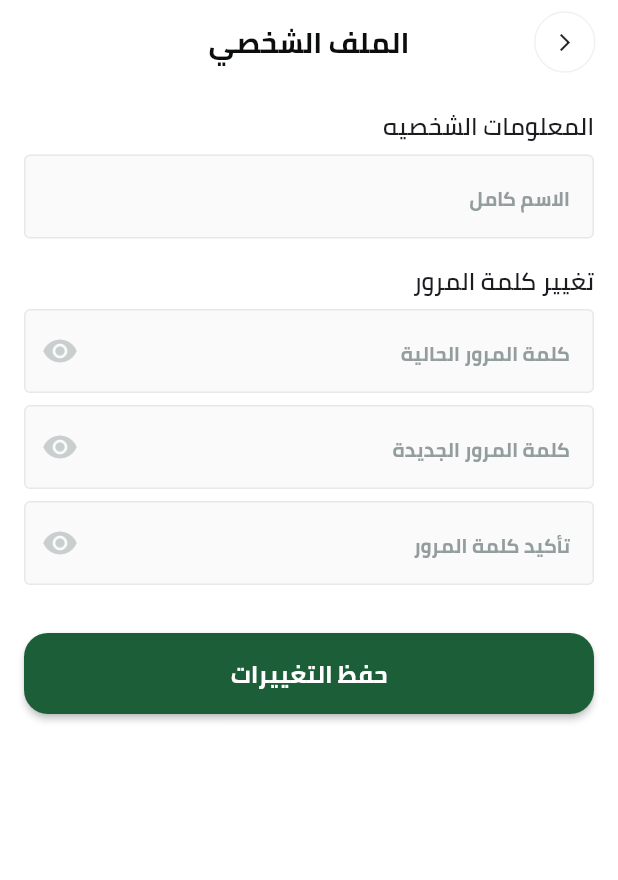
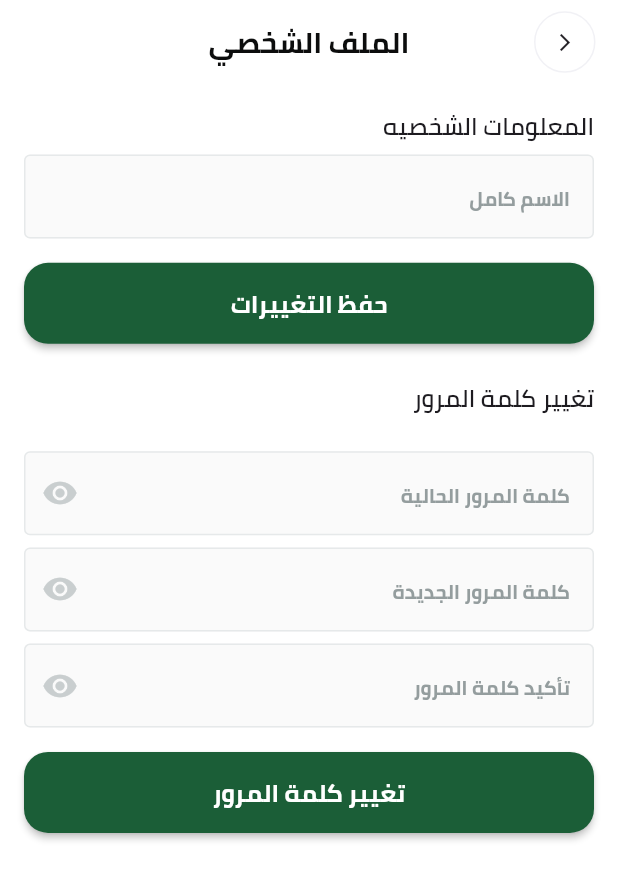
Before and after one commit to AhmedHussein1000/fruit_hub, a Flutter app: the PersonalInfoScreen screen opened directly, on a phone screen of 412 x 824 dp. Shown: the top 880 px of the screen. Run offline on Flutter 3.47's test engine with Material 3 defaults, Android fonts, the phone set to English and light mode, and no system bars; our stand-ins replace cached_network_image, carousel_slider, cloud_firestore, dartz, device_preview, dots_indicator and 17 more; missing offline and left inert: flutter_facebook_auth, flutter_paypal_payment; accounts and stored records are empty; project files that could hold a hidden picture were left out.

Commit message:
Updated profile information screen
-Created button for profile edits and another for change password

```diff
--- a/lib/core/models/product_model.dart
+++ b/lib/core/models/product_model.dart
@@ -16,7 +16,7 @@ class ProductModel {
   final num avgRating;
   final num ratingCount = 0;
   final List<ReviewModel> reviews;
-  final num sellingCount;
+  final num? sellingCount;
   ProductModel(
       {required this.name,
       required this.code,
@@ -25,7 +25,7 @@ class ProductModel {
       required this.numberOfCalories,
       required this.avgRating,
       required this.unitAmount,
-      required this.sellingCount,
+      this.sellingCount = 20,
       required this.reviews,
       required this.price,
       required this.isOrganic,
--- a/lib/features/profile/presentation/controller/personal_info_cubit/personal_info_state.dart
+++ b/lib/features/profile/presentation/controller/personal_info_cubit/personal_info_state.dart
@@ -1,27 +1,45 @@
 part of 'personal_info_cubit.dart';
 
-abstract class PersonalInfoState extends Equatable {
+sealed class PersonalInfoState extends Equatable {
   const PersonalInfoState();
 
   @override
   List<Object> get props => [];
 }
 
-class PersonalInfoInitial extends PersonalInfoState {}
+final class PersonalInfoInitial extends PersonalInfoState {}
 
-class PersonalInfoLoading extends PersonalInfoState {}
+// Profile update states
+final class ProfileUpdateLoading extends PersonalInfoState {}
 
-class PersonalInfoSuccess extends PersonalInfoState {
+final class ProfileUpdateSuccess extends PersonalInfoState {
   final UserEntity userEntity;
 
- const PersonalInfoSuccess({required this.userEntity});
+  const ProfileUpdateSuccess({required this.userEntity});
+
+  @override
+  List<Object> get props => [userEntity];
 }
 
-class PersonalInfoError extends PersonalInfoState {
+final class ProfileUpdateError extends PersonalInfoState {
   final String message;
 
-  const PersonalInfoError({required this.message});
+  const ProfileUpdateError({required this.message});
 
   @override
   List<Object> get props => [message];
 }
+
+// Password change states
+final class PasswordChangeLoading extends PersonalInfoState {}
+
+final class PasswordChangeSuccess extends PersonalInfoState {}
+
+final class PasswordChangeError extends PersonalInfoState {
+  final String message;
+
+  const PasswordChangeError({required this.message});
+
+  @override
+  List<Object> get props => [message];
+}
--- a/lib/features/profile/presentation/screens/personal_info_screen.dart
+++ b/lib/features/profile/presentation/screens/personal_info_screen.dart
@@ -1,15 +1,13 @@
 import 'package:flutter/material.dart';
-import 'package:flutter_bloc/flutter_bloc.dart';
-import 'package:fruit_hub/core/functions/show_toast.dart';
+import 'package:flutter_screenutil/flutter_screenutil.dart';
 import 'package:fruit_hub/core/functions/user_functions/get_cached_user.dart';
-import 'package:fruit_hub/core/helpers/extensions.dart';
 import 'package:fruit_hub/core/themes/styles.dart';
-import 'package:fruit_hub/core/widgets/custom_button.dart';
-import 'package:fruit_hub/core/widgets/custom_circle_progress_indicator.dart';
+
 import 'package:fruit_hub/core/widgets/custom_leading_button.dart';
 import 'package:fruit_hub/core/widgets/custom_password_text_field.dart';
 import 'package:fruit_hub/core/widgets/custom_text_form_field.dart';
-import 'package:fruit_hub/features/profile/presentation/controller/personal_info_cubit/personal_info_cubit.dart';
+import 'package:fruit_hub/features/profile/presentation/screens/widgets/change_password_button_bloc_consumer.dart';
+import 'package:fruit_hub/features/profile/presentation/screens/widgets/update_profile_button_bloc_consumer.dart';
 import 'package:fruit_hub/generated/l10n.dart';
 
 class PersonalInfoScreen extends StatefulWidget {
@@ -20,7 +18,8 @@ class PersonalInfoScreen extends StatefulWidget {
 }
 
 class _PersonalInfoScreenState extends State<PersonalInfoScreen> {
-  final _formKey = GlobalKey<FormState>();
+  final _profileFormKey = GlobalKey<FormState>();
+  final _passwordFormKey = GlobalKey<FormState>();
   final _nameController = TextEditingController();
   final _currentPasswordController = TextEditingController();
   final _newPasswordController = TextEditingController();
@@ -61,8 +60,6 @@ class _PersonalInfoScreenState extends State<PersonalInfoScreen> {
       body: SingleChildScrollView(
         child: Padding(
           padding: const EdgeInsets.all(16.0),
-          child: Form(
-            key: _formKey,
           child: Column(
             crossAxisAlignment: CrossAxisAlignment.start,
             children: [
@@ -71,105 +68,66 @@ class _PersonalInfoScreenState extends State<PersonalInfoScreen> {
                 style: Styles.font16SemiBold,
               ),
               const SizedBox(height: 8),
+              Form(
+                key: _profileFormKey,
+                child: Column(
+                  children: [
                     CustomTextFormField(
                       controller: _nameController,
                       hintText: S.of(context).fullName,
                       keyboardType: TextInputType.name,
                     ),
-                const SizedBox(height: 16),
+                    SizedBox(height: 16.h),
+                    UpdateProfileButtonBlocConsumer(
+                      formKey: _profileFormKey,
+                      nameController: _nameController,
+                    ),
+                  ],
+                ),
+              ),
+              SizedBox(height: 24.h),
               Text(
                 S.of(context).change_password,
                 style: Styles.font16SemiBold,
               ),
               const SizedBox(height: 8),
+              Form(
+                key: _passwordFormKey,
+                child: Column(
+                  crossAxisAlignment: CrossAxisAlignment.start,
+                  children: [
+                    SizedBox(height: 16.h),
                     CustomPasswordTextField(
                       valueNotifierIsObscure: _currentPasswordObscure,
                       controller: _currentPasswordController,
                       hintText: S.of(context).current_password,
                     ),
-                const SizedBox(height: 8),
+                    SizedBox(height: 8.h),
                     CustomPasswordTextField(
                       valueNotifierIsObscure: _newPasswordObscure,
                       controller: _newPasswordController,
                       hintText: S.of(context).new_password,
                     ),
-                const SizedBox(height: 8),
+                    SizedBox(height: 8.h),
                     CustomPasswordTextField(
                       valueNotifierIsObscure: _confirmPasswordObscure,
                       controller: _confirmPasswordController,
                       hintText: S.of(context).confirm_password,
                     ),
-                const SizedBox(height: 32),
-                UpdateProfileButtonBlocConsumer(
-                    formKey: _formKey,
-                    nameController: _nameController,
+                    SizedBox(height: 16.h),
+                    ChangePasswordButtonBlocConsumer(
+                      formKey: _passwordFormKey,
                       currentPasswordController: _currentPasswordController,
                       newPasswordController: _newPasswordController,
-                    confirmPasswordController: _confirmPasswordController),
-                const SizedBox(height: 16),
+                      confirmPasswordController: _confirmPasswordController,
+                    ),
                   ],
                 ),
+              )
+            ],
           ),
         ),
       ),
     );
   }
 }
-
-class UpdateProfileButtonBlocConsumer extends StatelessWidget {
-  const UpdateProfileButtonBlocConsumer({
-    super.key,
-    required GlobalKey<FormState> formKey,
-    required TextEditingController nameController,
-    required TextEditingController currentPasswordController,
-    required TextEditingController newPasswordController,
-    required TextEditingController confirmPasswordController,
-  })  : _formKey = formKey,
-        _nameController = nameController,
-        _currentPasswordController = currentPasswordController,
-        _newPasswordController = newPasswordController,
-        _confirmPasswordController = confirmPasswordController;
-
-  final GlobalKey<FormState> _formKey;
-  final TextEditingController _nameController;
-  final TextEditingController _currentPasswordController;
-  final TextEditingController _newPasswordController;
-  final TextEditingController _confirmPasswordController;
-
-  @override
-  Widget build(BuildContext context) {
-    return BlocConsumer<PersonalInfoCubit, PersonalInfoState>(
-      listener: (context, state) {
-        if (state is PersonalInfoSuccess) {
-          customToast(
-              message: S.of(context).changes_saved_successfully,
-              state: ToastStates.success);
-          context.pop();
-        } else if (state is PersonalInfoError) {
-          customToast(message: state.message, state: ToastStates.error);
-        }
-      },
-      builder: (context, state) {
-        return state is PersonalInfoLoading
-            ? const CustomCircleProgressIndicator()
-            : SizedBox(
-                width: double.infinity,
-                child: CustomButton(
-                  onPressed: () {
-                    if (_formKey.currentState!.validate()) {
-                      context.read<PersonalInfoCubit>().updateUserInfo(
-                            name: _nameController.text,
-                            currentPassword: _currentPasswordController.text,
-                            newPassword: _newPasswordController.text,
-                            confirmPassword: _confirmPasswordController.text,
-                            localization: S.of(context),
-                          );
-                    }
-                  },
-                  buttonText: S.of(context).save_changes,
-                ),
-              );
-      },
-    );
-  }
-}
--- /dev/null
+++ b/lib/features/profile/presentation/screens/widgets/change_password_button_bloc_consumer.dart
@@ -0,0 +1,66 @@
+import 'package:flutter/material.dart';
+import 'package:fruit_hub/core/helpers/extensions.dart';
+import 'package:fruit_hub/features/profile/presentation/controller/personal_info_cubit/personal_info_cubit.dart';
+import 'package:fruit_hub/core/widgets/custom_button.dart';
+import 'package:fruit_hub/core/widgets/custom_circle_progress_indicator.dart';
+import 'package:fruit_hub/core/functions/show_toast.dart';
+import 'package:flutter_bloc/flutter_bloc.dart';
+import 'package:fruit_hub/generated/l10n.dart';
+
+class ChangePasswordButtonBlocConsumer extends StatelessWidget {
+  const ChangePasswordButtonBlocConsumer({
+    super.key,
+    required GlobalKey<FormState> formKey,
+    required TextEditingController currentPasswordController,
+    required TextEditingController newPasswordController,
+    required TextEditingController confirmPasswordController,
+  })  : _formKey = formKey,
+        _currentPasswordController = currentPasswordController,
+        _newPasswordController = newPasswordController,
+        _confirmPasswordController = confirmPasswordController;
+
+  final GlobalKey<FormState> _formKey;
+  final TextEditingController _currentPasswordController;
+  final TextEditingController _newPasswordController;
+  final TextEditingController _confirmPasswordController;
+
+  @override
+  Widget build(BuildContext context) {
+    return BlocConsumer<PersonalInfoCubit, PersonalInfoState>(
+      buildWhen: (previous, current) =>
+          current is PasswordChangeLoading ||
+          current is PasswordChangeSuccess ||
+          current is PasswordChangeError,
+      listener: (context, state) {
+        if (state is PasswordChangeSuccess) {
+          customToast(
+              message: S.of(context).passwordChangedSuccessfully,
+              state: ToastStates.success);
+          context.pop();
+        } else if (state is PasswordChangeError) {
+          customToast(message: state.message, state: ToastStates.error);
+        }
+      },
+      builder: (context, state) {
+        return state is PasswordChangeLoading
+            ? const CustomCircleProgressIndicator()
+            : SizedBox(
+                width: double.infinity,
+                child: CustomButton(
+                  onPressed: () {
+                    if (_formKey.currentState!.validate()) {
+                      context.read<PersonalInfoCubit>().changePassword(
+                            currentPassword: _currentPasswordController.text,
+                            newPassword: _newPasswordController.text,
+                            confirmPassword: _confirmPasswordController.text,
+                            localization: S.of(context),
+                          );
+                    }
+                  },
+                  buttonText: S.of(context).change_password,
+                ),
+              );
+      },
+    );
+  }
+}
--- /dev/null
+++ b/lib/features/profile/presentation/screens/widgets/update_profile_button_bloc_consumer.dart
@@ -0,0 +1,56 @@
+import 'package:flutter/material.dart';
+import 'package:flutter_bloc/flutter_bloc.dart';
+import 'package:fruit_hub/core/functions/show_toast.dart';
+import 'package:fruit_hub/core/widgets/custom_button.dart';
+import 'package:fruit_hub/core/widgets/custom_circle_progress_indicator.dart';
+import 'package:fruit_hub/features/profile/presentation/controller/personal_info_cubit/personal_info_cubit.dart';
+import 'package:fruit_hub/generated/l10n.dart';
+
+class UpdateProfileButtonBlocConsumer extends StatelessWidget {
+  const UpdateProfileButtonBlocConsumer({
+    super.key,
+    required GlobalKey<FormState> formKey,
+    required TextEditingController nameController,
+  })  : _formKey = formKey,
+        _nameController = nameController;
+
+  final GlobalKey<FormState> _formKey;
+  final TextEditingController _nameController;
+
+  @override
+  Widget build(BuildContext context) {
+    return BlocConsumer<PersonalInfoCubit, PersonalInfoState>(
+      buildWhen: (previous, current) =>
+          current is ProfileUpdateLoading ||
+          current is ProfileUpdateSuccess ||
+          current is ProfileUpdateError,
+      listener: (context, state) {
+        if (state is ProfileUpdateSuccess) {
+          customToast(
+              message: S.of(context).changes_saved_successfully,
+              state: ToastStates.success);
+        } else if (state is ProfileUpdateError) {
+          customToast(message: state.message, state: ToastStates.error);
+        }
+      },
+      builder: (context, state) {
+        return state is ProfileUpdateLoading
+            ? const CustomCircleProgressIndicator()
+            : SizedBox(
+                width: double.infinity,
+                child: CustomButton(
+                  onPressed: () {
+                    if (_formKey.currentState!.validate()) {
+                      context.read<PersonalInfoCubit>().updateUserProfile(
+                            name: _nameController.text,
+                            localization: S.of(context),
+                          );
+                    }
+                  },
+                  buttonText: S.of(context).save_changes,
+                ),
+              );
+      },
+    );
+  }
+}
--- a/lib/l10n/intl_ar.arb
+++ b/lib/l10n/intl_ar.arb
@@ -15,6 +15,7 @@
     "resetPassword": "إعادة تعيين كلمة المرور",
     "resetPasswordInstructions": "أدخل عنوان بريدك الإلكتروني وسنرسل لك تعليمات لإعادة تعيين كلمة المرور الخاصة بك.",
     "sendResetLink": "إرسال رابط إعادة التعيين",
+    "passwordChangedSuccessfully": "تم تغيير كلمة المرور بنجاح.",
     "dontHaveAnAccount":" لا تمتلك حساب؟",
     "signup":"قم بإنشاء حساب",
     "or":"أو",
--- a/lib/l10n/intl_en.arb
+++ b/lib/l10n/intl_en.arb
@@ -15,6 +15,7 @@
     "resetPassword": "Reset Password",
     "resetPasswordInstructions": "Enter your email address and we'll send you instructions to reset your password.",
     "sendResetLink": "Send Reset Link",
+    "passwordChangedSuccessfully": "Password changed successfully.",
     "dontHaveAnAccount": "Don't have an account?",
     "signup": " Sign Up",
     "or": "Or",
```
Also changed, not shown: lib/features/profile/presentation/controller/personal_info_cubit/personal_info_cubit.dart (+24 -19 lines), lib/generated/intl/messages_ar.dart, lib/generated/intl/messages_en.dart, lib/generated/l10n.dart. Lines whose indentation alone changed are shown as unchanged.
